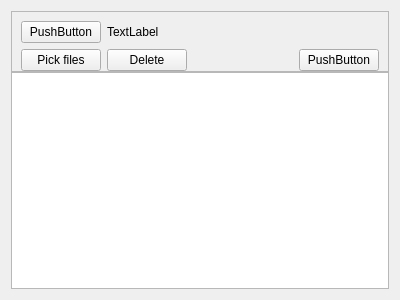
Old version of the form code/src/main/resources/base/ui/filemanager.ui in the repository felixdittrich92/mission-uncuttable.
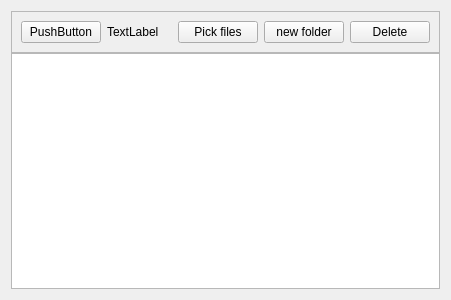
New version of the form.

Commit message: #347 Rework filemanager buttons

```diff
--- a/code/src/main/resources/base/ui/filemanager.ui
+++ b/code/src/main/resources/base/ui/filemanager.ui
@@ -6,7 +6,7 @@
    <rect>
     <x>0</x>
     <y>0</y>
-    <width>400</width>
+    <width>451</width>
     <height>300</height>
    </rect>
   </property>
@@ -30,7 +30,7 @@
      </property>
      <layout class="QVBoxLayout" name="verticalLayout_2">
       <property name="bottomMargin">
-       <number>0</number>
+       <number>9</number>
       </property>
       <item>
        <layout class="QHBoxLayout" name="horizontalLayout_2">
@@ -49,49 +49,56 @@
         </item>
         <item>
          <widget class="QLabel" name="breadcrumbs_label">
+          <property name="sizePolicy">
+           <sizepolicy hsizetype="Preferred" vsizetype="Preferred">
+            <horstretch>0</horstretch>
+            <verstretch>0</verstretch>
+           </sizepolicy>
+          </property>
           <property name="text">
            <string>TextLabel</string>
           </property>
          </widget>
         </item>
-       </layout>
-      </item>
-      <item>
-       <layout class="QHBoxLayout" name="horizontalLayout">
         <item>
          <widget class="QPushButton" name="pick_files_button">
+          <property name="sizePolicy">
+           <sizepolicy hsizetype="Maximum" vsizetype="Fixed">
+            <horstretch>0</horstretch>
+            <verstretch>0</verstretch>
+           </sizepolicy>
+          </property>
           <property name="text">
            <string>Pick files</string>
           </property>
          </widget>
         </item>
+        <item>
+         <widget class="QPushButton" name="new_folder_button">
+          <property name="sizePolicy">
+           <sizepolicy hsizetype="Maximum" vsizetype="Fixed">
+            <horstretch>0</horstretch>
+            <verstretch>0</verstretch>
+           </sizepolicy>
+          </property>
+          <property name="text">
+           <string>new folder</string>
+          </property>
+         </widget>
+        </item>
         <item>
          <widget class="QPushButton" name="delete_button">
+          <property name="sizePolicy">
+           <sizepolicy hsizetype="Maximum" vsizetype="Fixed">
+            <horstretch>0</horstretch>
+            <verstretch>0</verstretch>
+           </sizepolicy>
+          </property>
           <property name="text">
            <string>Delete</string>
           </property>
          </widget>
         </item>
-        <item>
-         <spacer name="horizontalSpacer">
-          <property name="orientation">
-           <enum>Qt::Horizontal</enum>
-          </property>
-          <property name="sizeHint" stdset="0">
-           <size>
-            <width>40</width>
-            <height>20</height>
-           </size>
-          </property>
-         </spacer>
-        </item>
-        <item>
-         <widget class="QPushButton" name="new_folder_button">
-          <property name="text">
-           <string>PushButton</string>
-          </property>
-         </widget>
-        </item>
        </layout>
       </item>
      </layout>
```
The commit also changes 8 other files.
